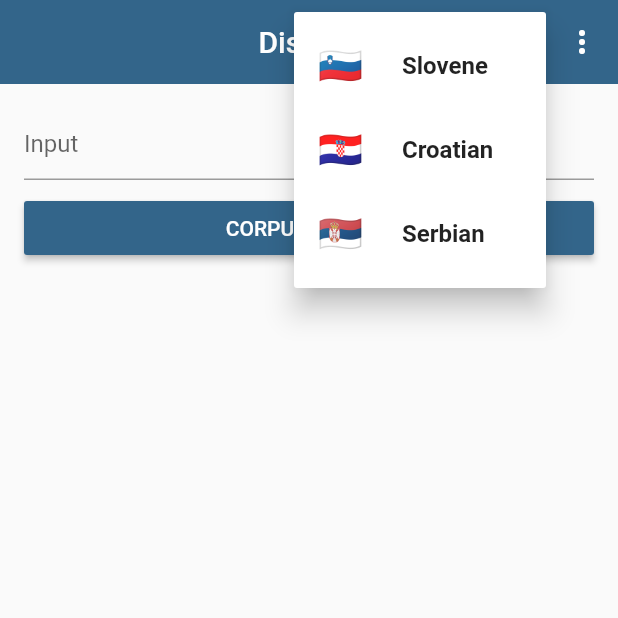
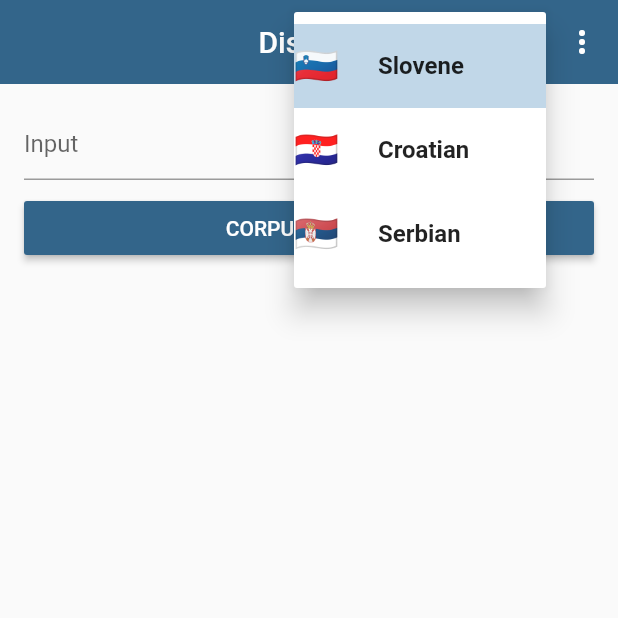
Before and after one commit to sunderee/diskurs2, a Flutter app: the screen it shows after launch, after a tap on the "language" icon, on a phone screen of 412 x 824 dp, the top half of it. Run offline on Flutter 3.47's test engine with Material 2 defaults, Android fonts, the phone set to English and light mode, and no system bars; our stand-ins replace equatable, flutter_bloc.

Commit message:
Bug fixes

```diff
--- a/lib/main.dart
+++ b/lib/main.dart
@@ -1,11 +1,29 @@
+import 'package:diskursv2/api/repositories/corpus.repository.dart';
 import 'package:diskursv2/api/repositories/query.repository.dart';
 import 'package:diskursv2/ui/app.dart';
 import 'package:flutter/material.dart';
+import 'package:flutter_bloc/flutter_bloc.dart';
+
+import 'blocs/corpus/corpus.cubit.dart';
+import 'blocs/query/query.cubit.dart';
 
 void main() {
+  final queryRepository = QueryRepository();
+  final corpusRepository = CorpusRepository();
+
   runApp(
-    App(
-      queryRepository: QueryRepository(),
+    MultiBlocProvider(
+      providers: [
+        BlocProvider(
+          create: (BuildContext context) => QueryCubit(queryRepository),
+          lazy: false,
+        ),
+        BlocProvider(
+          create: (BuildContext context) => CorpusCubit(corpusRepository),
+          lazy: true,
+        ),
+      ],
+      child: const App(),
     ),
   );
 }
--- a/lib/ui/app.dart
+++ b/lib/ui/app.dart
@@ -1,19 +1,10 @@
-import 'package:diskursv2/api/repositories/query.repository.dart';
-import 'package:diskursv2/blocs/query/query.cubit.dart';
 import 'package:diskursv2/ui/screens/home.screen.dart';
 import 'package:diskursv2/utils/constants/color.const.dart';
 import 'package:flutter/material.dart';
 import 'package:flutter/services.dart';
-import 'package:flutter_bloc/flutter_bloc.dart';
 
 class App extends StatelessWidget {
-  final QueryRepository _repository;
-
-  const App({
-    Key? key,
-    required QueryRepository queryRepository,
-  })  : _repository = queryRepository,
-        super(key: key);
+  const App({Key? key}) : super(key: key);
 
   @override
   Widget build(BuildContext context) {
@@ -32,13 +23,7 @@ class App extends StatelessWidget {
         ),
         primaryColor: colorBrand,
       ),
-      home: RepositoryProvider.value(
-        value: _repository,
-        child: BlocProvider(
-          create: (BuildContext context) => QueryCubit(_repository),
-          child: const HomeScreen(),
-        ),
-      ),
+      home: const HomeScreen(),
     );
   }
 }
--- a/lib/ui/widgets/language_picker.widget.dart
+++ b/lib/ui/widgets/language_picker.widget.dart
@@ -1,26 +1,34 @@
 import 'package:diskursv2/api/repositories/language.enum.dart';
+import 'package:diskursv2/utils/constants/color.const.dart';
 import 'package:flutter/material.dart';
 
 class LanguagePickerWidget extends StatelessWidget {
+  final LanguageEnum currentLanguage;
   final Function(LanguageEnum) onLanguagePicked;
 
   const LanguagePickerWidget({
     Key? key,
+    required this.currentLanguage,
     required this.onLanguagePicked,
   }) : super(key: key);
 
   @override
   Widget build(BuildContext context) {
     return PopupMenuButton(
+      padding: EdgeInsets.zero,
       icon: const Icon(Icons.language),
-      onSelected: onLanguagePicked,
       itemBuilder: (BuildContext context) {
-        return const <PopupMenuEntry<LanguageEnum>>[
+        return <PopupMenuEntry<LanguageEnum>>[
           PopupMenuItem(
+            padding: EdgeInsets.zero,
             value: LanguageEnum.slovene,
+            onTap: () => onLanguagePicked(LanguageEnum.slovene),
             child: ListTile(
-              leading: Text('🇸🇮', style: TextStyle(fontSize: 24.0)),
-              title: Text(
+              tileColor: currentLanguage == LanguageEnum.slovene
+                  ? colorBrandLight
+                  : null,
+              leading: const Text('🇸🇮', style: TextStyle(fontSize: 24.0)),
+              title: const Text(
                 'Slovene',
                 style: TextStyle(
                   fontWeight: FontWeight.bold,
@@ -29,10 +37,15 @@ class LanguagePickerWidget extends StatelessWidget {
             ),
           ),
           PopupMenuItem(
+            padding: EdgeInsets.zero,
             value: LanguageEnum.slovene,
+            onTap: () => onLanguagePicked(LanguageEnum.croatian),
             child: ListTile(
-              leading: Text('🇭🇷', style: TextStyle(fontSize: 24.0)),
-              title: Text(
+              tileColor: currentLanguage == LanguageEnum.croatian
+                  ? colorBrandLight
+                  : null,
+              leading: const Text('🇭🇷', style: TextStyle(fontSize: 24.0)),
+              title: const Text(
                 'Croatian',
                 style: TextStyle(
                   fontWeight: FontWeight.bold,
@@ -41,10 +54,15 @@ class LanguagePickerWidget extends StatelessWidget {
             ),
           ),
           PopupMenuItem(
+            padding: EdgeInsets.zero,
             value: LanguageEnum.slovene,
+            onTap: () => onLanguagePicked(LanguageEnum.serbian),
             child: ListTile(
-              leading: Text('🇷🇸', style: TextStyle(fontSize: 24.0)),
-              title: Text(
+              tileColor: currentLanguage == LanguageEnum.serbian
+                  ? colorBrandLight
+                  : null,
+              leading: const Text('🇷🇸', style: TextStyle(fontSize: 24.0)),
+              title: const Text(
                 'Serbian',
                 style: TextStyle(
                   fontWeight: FontWeight.bold,
--- a/lib/utils/constants/color.const.dart
+++ b/lib/utils/constants/color.const.dart
@@ -1,3 +1,4 @@
 import 'package:flutter/material.dart';
 
 const Color colorBrand = Color(0xFF33658A);
+const Color colorBrandLight = Color(0xFFC1d7E8);
```
Also changed, not shown: lib/ui/screens/corpus.screen.dart (added, +64 -0 lines), lib/ui/screens/home.screen.dart (+43 -2 lines).
